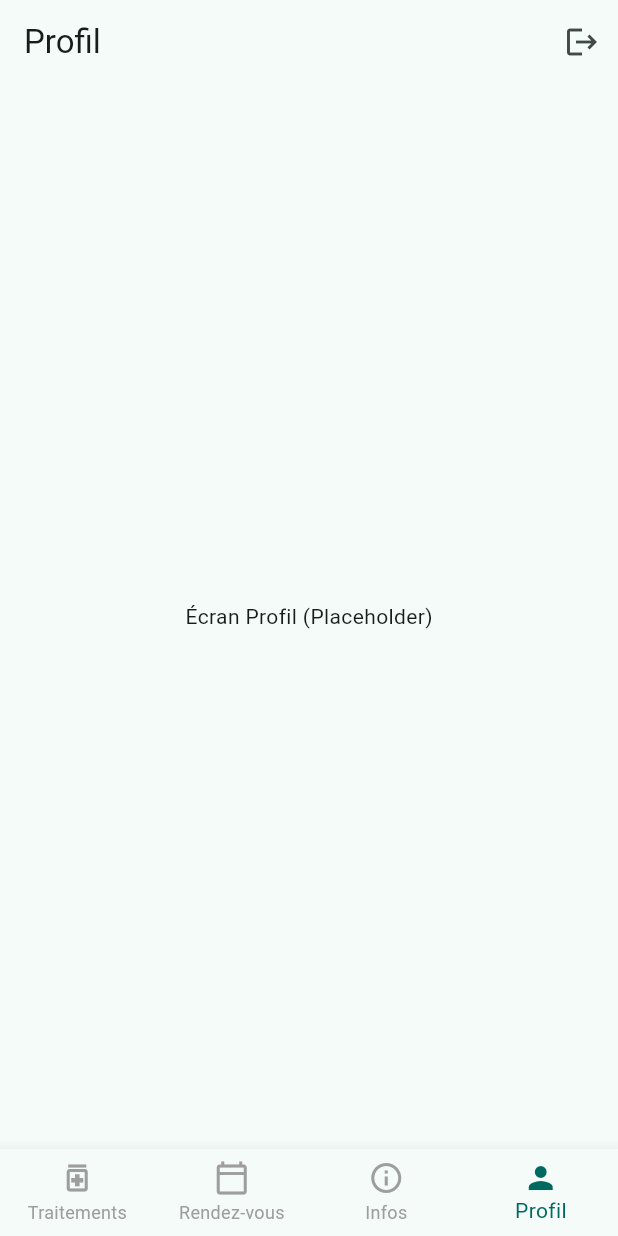
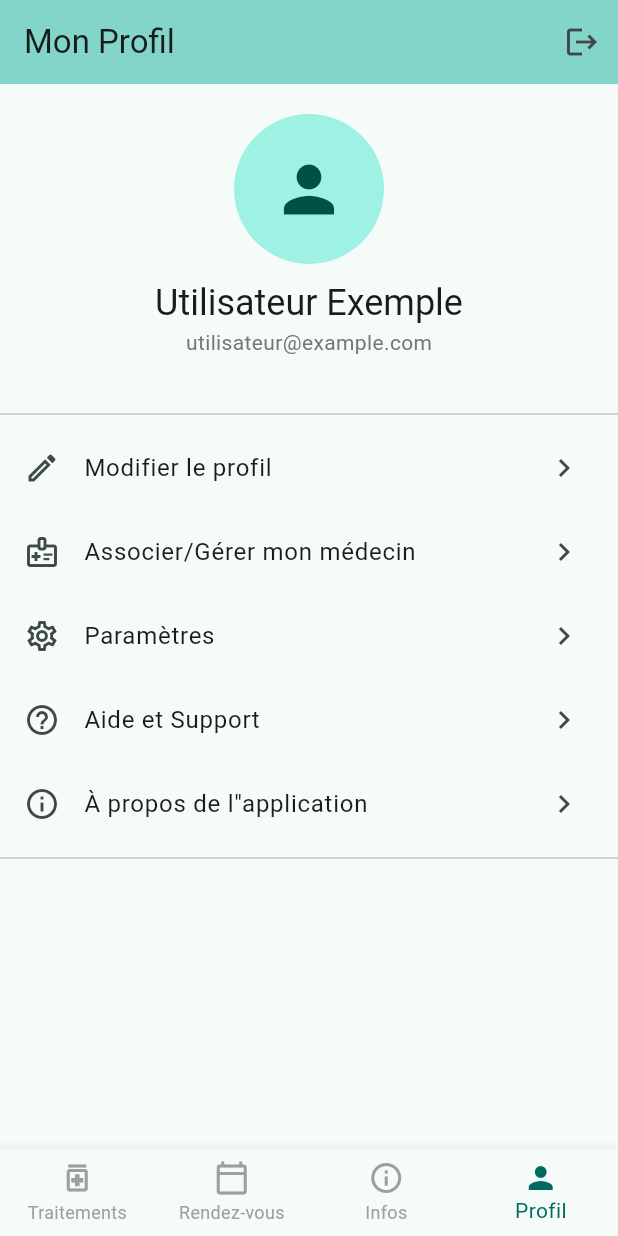
Before and after one commit to PedroGomesFR/TBC, a Flutter app: the screen it shows after launch, item 4 of the bottom bar chosen, on a phone screen of 412 x 824 dp. Run offline on Flutter 3.47's test engine with Material 3 defaults, Android fonts, the phone set to English and light mode, and no system bars; our stand-ins replace sqflite; accounts and stored records are empty; generated files the repository leaves out were written again.

Commit message:
feat: Enhance profile screen UI with placeholders and options

```diff
--- a/lib/presentation/screens/profile_screen.dart
+++ b/lib/presentation/screens/profile_screen.dart
@@ -1,33 +1,108 @@
 import 'package:flutter/material.dart';
 import 'package:provider/provider.dart';
 import 'package:mytuberculose_app/presentation/providers/auth_provider.dart';
-import 'package:flutter_gen/gen_l10n/app_localizations.dart';
+// TODO: Import AppLocalizations when needed
 
 class ProfileScreen extends StatelessWidget {
   const ProfileScreen({super.key});
 
   @override
   Widget build(BuildContext context) {
-    // Example of accessing auth provider for logout button
+    // TODO: Get actual user data from AuthProvider/Supabase later
     final authProvider = Provider.of<AuthProvider>(context, listen: false);
+    const String userName = "Utilisateur Exemple"; // Placeholder
+    const String userEmail = "utilisateur@example.com"; // Placeholder
 
+    // TODO: Localize titles and labels
     return Scaffold(
       appBar: AppBar(
-        // Using a generic title for now, could be localized later
-        title: const Text('Profil'),
+        title: const Text('Mon Profil'),
+        backgroundColor: Theme.of(context).colorScheme.inversePrimary,
         actions: [
           IconButton(
             icon: const Icon(Icons.logout),
-            tooltip: 'Déconnexion', // Localize later
+            tooltip: 'Déconnexion',
             onPressed: () {
               // Placeholder action - actual logout needs Supabase
               authProvider.signOut();
               // TODO: Navigate back to login screen after logout
+              print("Logout button pressed (placeholder)");
             },
           ),
         ],
       ),
-      body: const Center(child: Text('Écran Profil (Placeholder)')),
+      body: ListView(
+        children: <Widget>[
+          const SizedBox(height: 20),
+          const CircleAvatar(
+            radius: 50,
+            // TODO: Add user profile picture later
+            child: Icon(Icons.person, size: 50),
+          ),
+          const SizedBox(height: 10),
+          Center(
+            child: Text(
+              userName,
+              style: Theme.of(context).textTheme.headlineSmall,
+            ),
+          ),
+          Center(
+            child: Text(
+              userEmail,
+              style: Theme.of(context).textTheme.bodyMedium?.copyWith(color: Colors.grey[600]),
+            ),
+          ),
+          const SizedBox(height: 30),
+          const Divider(),
+          ListTile(
+            leading: const Icon(Icons.edit_outlined),
+            title: const Text('Modifier le profil'),
+            trailing: const Icon(Icons.chevron_right),
+            onTap: () {
+              // TODO: Navigate to Edit Profile Screen
+              print('Edit profile tapped');
+            },
+          ),
+          ListTile(
+            leading: const Icon(Icons.medical_information_outlined),
+            title: const Text('Associer/Gérer mon médecin'),
+            trailing: const Icon(Icons.chevron_right),
+            onTap: () {
+              // TODO: Navigate to Doctor Linking Screen (Task 5.1)
+              print('Link doctor tapped');
+            },
+          ),
+          ListTile(
+            leading: const Icon(Icons.settings_outlined),
+            title: const Text('Paramètres'),
+            trailing: const Icon(Icons.chevron_right),
+            onTap: () {
+              // TODO: Navigate to Settings Screen (notifications, language, etc.)
+              print('Settings tapped');
+            },
+          ),
+          ListTile(
+            leading: const Icon(Icons.help_outline),
+            title: const Text('Aide et Support'),
+            trailing: const Icon(Icons.chevron_right),
+            onTap: () {
+              // TODO: Navigate to Help/Support Screen or show dialog
+              print('Help tapped');
+            },
+          ),
+          ListTile(
+            leading: const Icon(Icons.info_outline),
+            title: const Text('À propos de l\"application'),
+            trailing: const Icon(Icons.chevron_right),
+            onTap: () {
+              // TODO: Navigate to About Screen
+              print('About tapped');
+            },
+          ),
+          const Divider(),
+          // Optional: Add danger zone for account deletion later
+        ],
+      ),
     );
   }
 }
```
